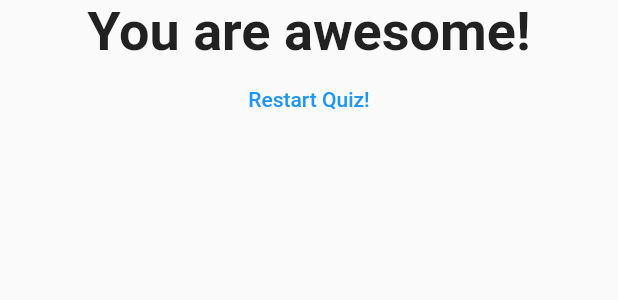
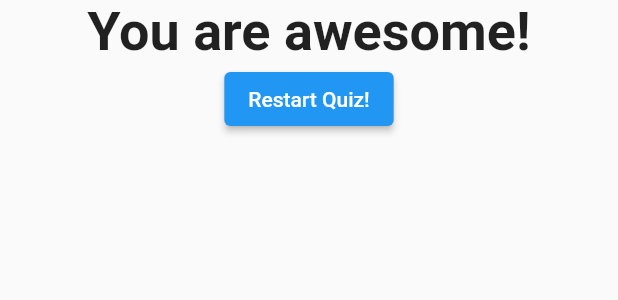
Before and after one commit to arielt/flutter_demo, a Flutter app: the Result widget shown alone on an empty page, opened directly with empty values, on a phone screen of 412 x 824 dp. Shown: the top 300 px of the screen. Run offline on Flutter 3.47's test engine with Material 2 defaults, Android fonts, the phone set to English and light mode, and no system bars.

Commit message:
result - replace text button with elevated button

```diff
--- a/lib/result.dart
+++ b/lib/result.dart
@@ -27,11 +27,10 @@ class Result extends StatelessWidget {
           resultPhrase,
           style: TextStyle(fontSize: 36, fontWeight: FontWeight.bold),
         )),
-        TextButton(
+        ElevatedButton(
             onPressed: resetQuiz,
             child: Text('Restart Quiz!'),
-            style: ButtonStyle(
-                foregroundColor: MaterialStateProperty.all(Colors.blue)))
+            )
       ],
     );
   }
```
